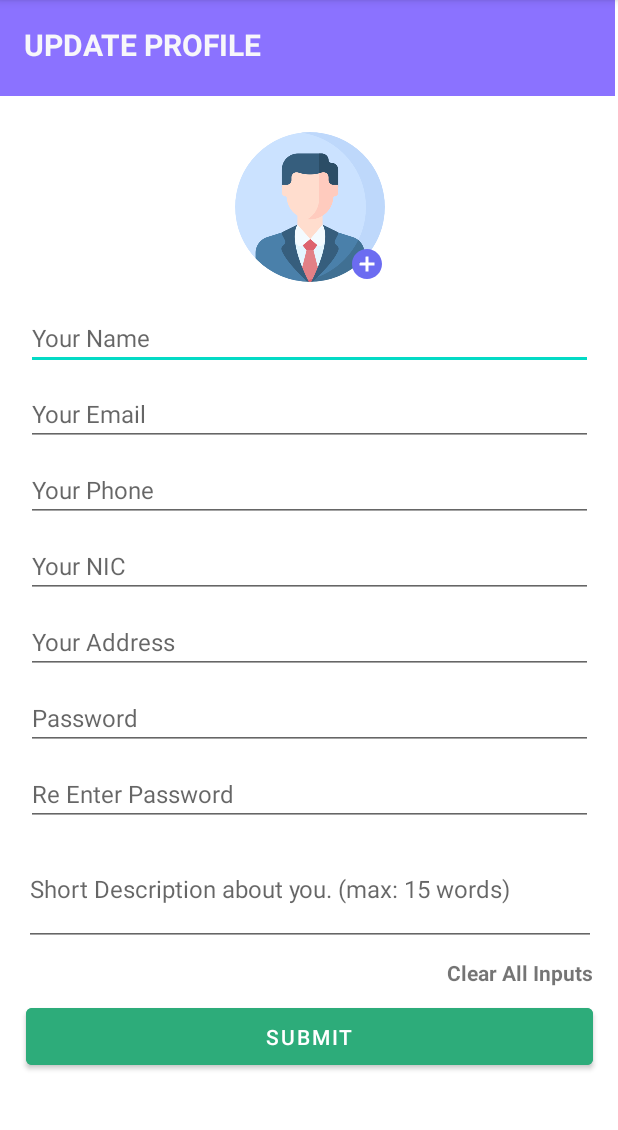
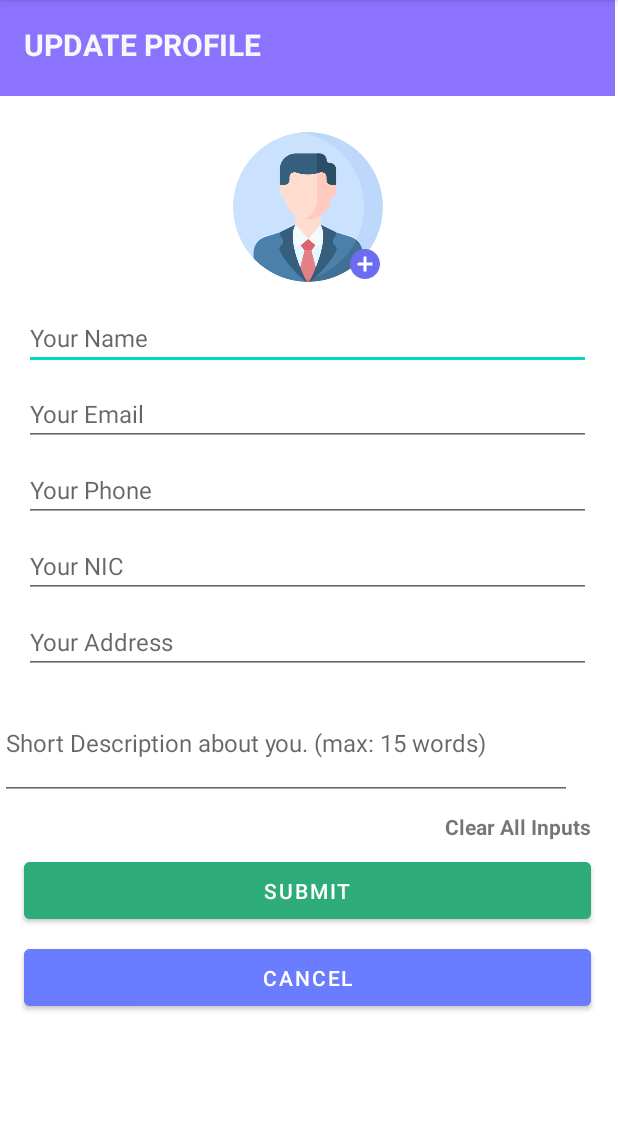
Before and after one commit to IT21388934/RentalApplication, an Android app: the UpdateListerProfile screen opened directly, with no data from a screen before it, on a phone screen of 412 x 824 dp, the part 84-1214 px from its top. Run offline under Robolectric (Android 15) with nearby library versions, the phone set to English and light mode, and no system bars; our stand-ins replace Firebase (no records; nobody signed in at launch, a user with empty details on screens opened directly); 6 statements that could not run were skipped.

Commit message:
add update lister profile data part

```diff
--- a/app/src/main/java/com/example/rentalapplication/ListerLoginActivity.kt
+++ b/app/src/main/java/com/example/rentalapplication/ListerLoginActivity.kt
@@ -44,8 +44,8 @@ class ListerLoginActivity : AppCompatActivity() {
             }else if(TextUtils.isEmpty(editTxtPassword.text.toString())){
                 editTxtPassword.error="Please enter password"
                 return@setOnClickListener
-            } else if(!Patterns.EMAIL_ADDRESS.matcher(editTxtPassword.text.toString()).matches()){
-                editTxtPassword.error="Valid Email is Required!"
+            } else if(!Patterns.EMAIL_ADDRESS.matcher(edtLoginEmail.text.toString()).matches()){
+                edtLoginEmail.error="Valid Email is Required!"
                 return@setOnClickListener
             }
 
--- a/app/src/main/java/com/example/rentalapplication/ListerRegistration.kt
+++ b/app/src/main/java/com/example/rentalapplication/ListerRegistration.kt
@@ -45,6 +45,7 @@ class ListerRegistration : AppCompatActivity() {
         var editListerPhone = findViewById<EditText>(R.id.editListerPhone)
         var editListerNic =findViewById<EditText>(R.id.editListerNic)
         var editListerAddress =findViewById<EditText>(R.id.editListerAddress)
+        var editDes =findViewById<EditText>(R.id.editListerDes)
 
 
 
@@ -91,6 +92,7 @@ class ListerRegistration : AppCompatActivity() {
                         currentListerDb?.child("nic")?.setValue(editListerNic.text.toString())
                         currentListerDb?.child("address")?.setValue(editListerAddress.text.toString())
                         currentListerDb?.child("email")?.setValue(edtListerEmail.text.toString())
+                        currentListerDb?.child("description")?.setValue(editDes.text.toString())
 
 //                        currentLister?.sendEmailVerification()
 
@@ -107,7 +109,7 @@ class ListerRegistration : AppCompatActivity() {
                             edtListerEmail.error = "Your email is invalid or already in use. Kindly re-enter."
                             edtListerEmail.requestFocus()
                         } catch (e: FirebaseAuthUserCollisionException) {
-                            edtListerEmail.setError("User is already registered with this email. Use another email.")
+                            edtListerEmail.error=("User is already registered with this email. Use another email.")
                             edtListerEmail.requestFocus()
                         } catch (e: Exception) {
 //
--- a/app/src/main/java/com/example/rentalapplication/UpdateListerProfile.kt
+++ b/app/src/main/java/com/example/rentalapplication/UpdateListerProfile.kt
@@ -1,11 +1,123 @@
 package com.example.rentalapplication
 
+import android.content.Intent
 import androidx.appcompat.app.AppCompatActivity
 import android.os.Bundle
+import android.text.TextUtils
+import android.widget.*
+import com.google.firebase.auth.FirebaseAuth
+import com.google.firebase.database.*
+
 
 class UpdateListerProfile : AppCompatActivity() {
+
+    lateinit var auth:FirebaseAuth
+    var databaseReference : DatabaseReference? = null
+    var database : FirebaseDatabase? = null
+
+    lateinit var txtName: TextView
+    lateinit var txtEmail: TextView
+    lateinit var txtPhone: TextView
+    lateinit var txtAddress: TextView
+    lateinit var txtNic: TextView
+    lateinit var txtDescription:TextView
+
+
+
     override fun onCreate(savedInstanceState: Bundle?) {
         super.onCreate(savedInstanceState)
         setContentView(R.layout.activity_update_lister_profile)
+
+        txtName=findViewById(R.id.edtListerName)
+        txtEmail=findViewById(R.id.edtListerEmail)
+        txtPhone=findViewById(R.id.editListerPhone)
+        txtAddress=findViewById(R.id.editListerAddress)
+        txtNic=findViewById(R.id.editListerNic)
+        txtDescription=findViewById(R.id.editListerNic)
+
+
+
+        auth = FirebaseAuth.getInstance()
+        database = FirebaseDatabase.getInstance()
+        databaseReference = database?.reference!!.child("lister")
+
+        getprofileData()
+
+        var editProfile = findViewById<Button>(R.id.listerUpdateBtn)
+        editProfile.setOnClickListener(){
+            updataProfile()
+        }
+
+        var backToProfile = findViewById<Button>(R.id.btnCancelUpdate)
+        backToProfile.setOnClickListener(){
+            startActivity(Intent(this@UpdateListerProfile,ListerProfileActivity::class.java))
+            finish()
+        }
     }
+
+    fun getprofileData(){
+
+
+        val lister = auth.currentUser
+        val listerReference = databaseReference?.child(lister?.uid!!)
+
+        listerReference?.addValueEventListener(object: ValueEventListener {
+
+            override fun onDataChange(snapshot: DataSnapshot) {
+                txtName.text = snapshot.child("listerName").value.toString()
+                txtEmail.text = snapshot.child("email").value.toString()
+                txtNic.text = snapshot.child("nic").value.toString()
+                txtAddress.text = snapshot.child("address").value.toString()
+                txtPhone.text =snapshot.child("phone").value.toString()
+                txtDescription.text =snapshot.child("description").value.toString()
+            }
+
+            override fun onCancelled(error: DatabaseError) {
+                TODO("Not yet implemented")
+            }
+        })
+
+    }
+
+    fun updataProfile(){
+        var newName = findViewById<EditText>(R.id.edtListerName)
+        var newNic = findViewById<EditText>(R.id.editListerNic)
+        var newPhone = findViewById<EditText>(R.id.editListerPhone)
+        var newDic = findViewById<EditText>(R.id.editListerDes)
+        var newAddress =findViewById<EditText>(R.id.editListerAddress)
+
+        val currentLister = auth.currentUser
+        val currentListerDb = databaseReference?.child((currentLister?.uid!!))
+
+
+
+        if(TextUtils.isEmpty(newName.text.toString())){
+            newName.error = "Please Enter Name"
+            newName.requestFocus()
+            return
+        }else if(TextUtils.isEmpty(newPhone.text.toString())){
+            newPhone.error="Please Enter Phone Number"
+            newName.requestFocus()
+            return
+        }
+
+
+        // update user data in Firebase Realtime Database
+        currentListerDb?.child("listerName")?.setValue(newName.text.toString())
+        currentListerDb?.child("phone")?.setValue(newPhone.text.toString())
+        currentListerDb?.child("nic")?.setValue(newNic.text.toString())
+        currentListerDb?.child("address")?.setValue(newAddress.text.toString())
+        currentListerDb?.child("description")?.setValue(newDic.text.toString())
+
+        Toast.makeText(this, "Profile updated successfully", Toast.LENGTH_SHORT).show()
+
+        startActivity(Intent(this@UpdateListerProfile,ListerProfileActivity::class.java))
+        finish()
+
+    }
+
+
+
+
+
 }
--- a/app/src/main/res/layout/activity_lister_profile.xml
+++ b/app/src/main/res/layout/activity_lister_profile.xml
@@ -234,7 +234,7 @@
             app:srcCompat="@drawable/ic_baseline_add_location_alt_24" />
 
         <ImageView
-            android:id="@+id/editProfile"
+            android:id="@+id/btnEditProfile"
             android:layout_width="wrap_content"
             android:layout_height="match_parent"
             android:layout_margin="15dp"
--- a/app/src/main/res/layout/activity_update_lister_profile.xml
+++ b/app/src/main/res/layout/activity_update_lister_profile.xml
@@ -11,6 +11,7 @@
         android:layout_marginTop="8dp"
         app:layout_constraintBottom_toBottomOf="parent"
         app:layout_constraintEnd_toEndOf="parent"
+        app:layout_constraintHorizontal_bias="0.0"
         app:layout_constraintStart_toStartOf="parent"
         app:layout_constraintTop_toBottomOf="@+id/viewHeaderBackgroundLiUpdate"
         app:layout_constraintVertical_bias="0.0"
@@ -101,58 +102,32 @@
                 app:layout_constraintTop_toBottomOf="@+id/editListerPhone"
                 tools:layout_editor_absoluteX="0dp" />
 
+
             <EditText
                 android:id="@+id/editListerAddress"
                 android:layout_width="match_parent"
                 android:layout_height="wrap_content"
-                android:layout_marginLeft="16dp"
+                android:layout_marginStart="16dp"
                 android:layout_marginTop="8dp"
-                android:layout_marginRight="16dp"
+                android:layout_marginEnd="16dp"
                 android:hint="@string/editListerAddress"
                 android:textSize="16dp"
-                app:layout_constraintTop_toBottomOf="@+id/editListerNic"
-                tools:layout_editor_absoluteX="16dp"
-                tools:layout_editor_absoluteY="375dp" />
-
-            <EditText
-                android:id="@+id/editListerPassword"
-                android:layout_width="match_parent"
-                android:layout_height="wrap_content"
-                android:layout_marginLeft="16dp"
-                android:layout_marginTop="8dp"
-                android:layout_marginRight="16dp"
-                android:hint="@string/edtPassword"
-                android:textSize="16dp"
-                app:layout_constraintTop_toBottomOf="@+id/editListerAddress"
-                tools:layout_editor_absoluteX="0dp" />
-
-            <EditText
-                android:id="@+id/editListerRePassword"
-                android:layout_width="match_parent"
-                android:layout_height="wrap_content"
-                android:layout_marginLeft="16dp"
-                android:layout_marginTop="8dp"
-                android:layout_marginRight="16dp"
-                android:hint="@string/edtRePassword"
-                android:textSize="16dp"
-                app:layout_constraintTop_toBottomOf="@+id/editListerPassword"
-                tools:layout_editor_absoluteX="0dp" />
+                app:layout_constraintEnd_toEndOf="parent"
+                app:layout_constraintStart_toStartOf="parent"
+                app:layout_constraintTop_toBottomOf="@+id/editListerNic" />
 
             <EditText
                 android:id="@+id/editListerDes"
                 android:layout_width="381dp"
                 android:layout_height="76dp"
-                android:layout_marginStart="16dp"
-                android:layout_marginTop="4dp"
-                android:layout_marginEnd="16dp"
+                android:layout_marginTop="8dp"
                 android:hint="@string/editListerDes"
                 android:textSize="16dp"
-                app:layout_constraintEnd_toEndOf="parent"
-                app:layout_constraintStart_toStartOf="parent"
-                app:layout_constraintTop_toBottomOf="@+id/editListerRePassword" />
+                app:layout_constraintTop_toBottomOf="@+id/editListerAddress"
+                tools:layout_editor_absoluteX="16dp" />
 
             <Button
-                android:id="@+id/listerRegisBtn"
+                    android:id="@+id/listerUpdateBtn"
                 android:layout_width="match_parent"
                 android:layout_height="50dp"
                 android:layout_marginStart="16dp"
@@ -163,6 +138,21 @@
                 app:layout_constraintEnd_toEndOf="parent"
                 app:layout_constraintStart_toStartOf="parent"
                 app:layout_constraintTop_toBottomOf="@+id/btnCancel" />
+
+            <Button
+                android:id="@+id/btnCancelUpdate"
+                android:layout_width="match_parent"
+                android:layout_height="50dp"
+                android:layout_marginStart="16dp"
+                android:layout_marginTop="8dp"
+                android:layout_marginEnd="16dp"
+                android:layout_marginBottom="24dp"
+                android:backgroundTint="@color/primary"
+                android:text="@string/btnCancel"
+                app:layout_constraintBottom_toBottomOf="parent"
+                app:layout_constraintEnd_toEndOf="parent"
+                app:layout_constraintStart_toStartOf="parent"
+                app:layout_constraintTop_toBottomOf="@+id/listerUpdateBtn" />
 
         </androidx.constraintlayout.widget.ConstraintLayout>
 
```
Also changed, not shown: app/src/main/java/com/example/rentalapplication/ListerProfileActivity.kt (+15 -2 lines).
